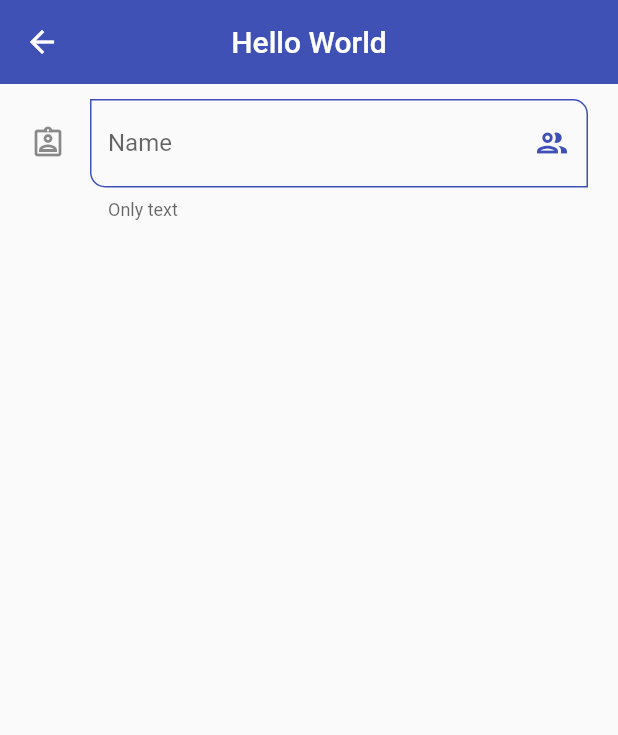
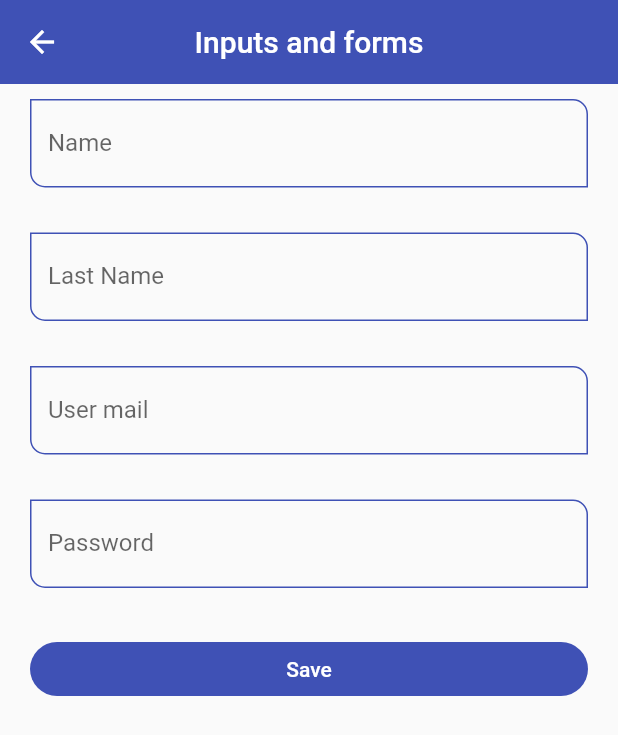
Before and after one commit to SrDaviid/First-project-flutter, a Flutter app: the InputsScreen screen opened by its route, on a phone screen of 412 x 824 dp. Shown: the top 735 px of the screen. Run offline on Flutter 3.47's test engine with Material 2 defaults, Android fonts, the phone set to English and light mode, and no system bars.

Commit message:
adding global key and CustomInputField,

```diff
--- a/lib/screens/inputs_screen.dart
+++ b/lib/screens/inputs_screen.dart
@@ -1,50 +1,72 @@
 import 'package:flutter/material.dart';
+import '../widgets/widget.dart';
 
 class InputsScreen extends StatelessWidget {
   const InputsScreen({Key? key}) : super(key: key);
 
   @override
   Widget build(BuildContext context) {
+    final GlobalKey<FormState> myFormKey = GlobalKey<FormState>();
+    final Map<String, String> formValues = {
+      'first_name': 'David',
+      'second_name': 'Frias',
+      'email': 'david@hotmail.com',
+      'password': '123456',
+      'role': 'Admin',
+    };
+
     return Scaffold(
       appBar: AppBar(
         centerTitle: true,
-        title: const Text('Hello World'),
+        title: const Text('Inputs and forms'),
       ),
       //Widget que nos permite hacer scroll
       body: SingleChildScrollView(
         child: Padding(
           padding: const EdgeInsets.symmetric(horizontal: 20, vertical: 10),
-          child: Column(children: [
-            TextFormField(
-              //This property allow me to auto direct the form with the keyword
-              autofocus: false,
-              //This property put a initial text on the form
-              initialValue: '',
-              //This property allow me to start a word in uppercase
-              textCapitalization: TextCapitalization.words,
-              onChanged: (value) {
-                print('value: $value');
-              },
-              validator: (value) {
-                if (value == null) return 'This field is required';
-                return value.length < 3 ? 'The minimun is 3' : null;
-              },
-              autovalidateMode: AutovalidateMode.onUserInteraction,
-              decoration: const InputDecoration(
-                  hintText: 'Username',
-                  labelText: 'Name',
-                  helperText: 'Only text',
-                  // counterText: '3 words left'
-                  suffixIcon: Icon(
-                    Icons.group_outlined,
-                    color: Colors.indigo,
-                  ),
-                  // prefixIcon: Icon(
-                  //   Icons.verified_user_sharp,
-                  // ),
-                  icon: Icon(Icons.assignment_ind_outlined)),
-            )
-          ]),
+          child: Form(
+            key: myFormKey,
+            child: Column(children: [
+              const CustomInputField(
+                labelText: 'Name',
+                hintText: 'Username',
+              ),
+              const Padding(padding: EdgeInsets.symmetric(vertical: 15)),
+              const CustomInputField(
+                labelText: 'Last Name',
+                hintText: 'Subname',
+              ),
+              const Padding(padding: EdgeInsets.symmetric(vertical: 15)),
+              const CustomInputField(
+                labelText: 'User mail',
+                hintText: 'Email',
+                keyboardType: TextInputType.emailAddress,
+              ),
+              const Padding(padding: EdgeInsets.symmetric(vertical: 15)),
+              const CustomInputField(
+                labelText: 'Password',
+                hintText: 'User password',
+                obscureText: true,
+              ),
+              const Padding(padding: EdgeInsets.symmetric(vertical: 15)),
+              ElevatedButton(
+                  onPressed: () {
+                    FocusScope.of(context).requestFocus(FocusNode());
+                    if (!myFormKey.currentState!.validate()) {
+                      print('Form not valid');
+                      return;
+                    }
+                    //* Imprimir valores del formulario
+                    print(formValues);
+                  },
+                  child: const SizedBox(
+                      width: double.infinity,
+                      child: Text(
+                        'Save',
+                        textAlign: TextAlign.center,
+                      )))
+            ]),
+          ),
         ),
       ),
     );
```
